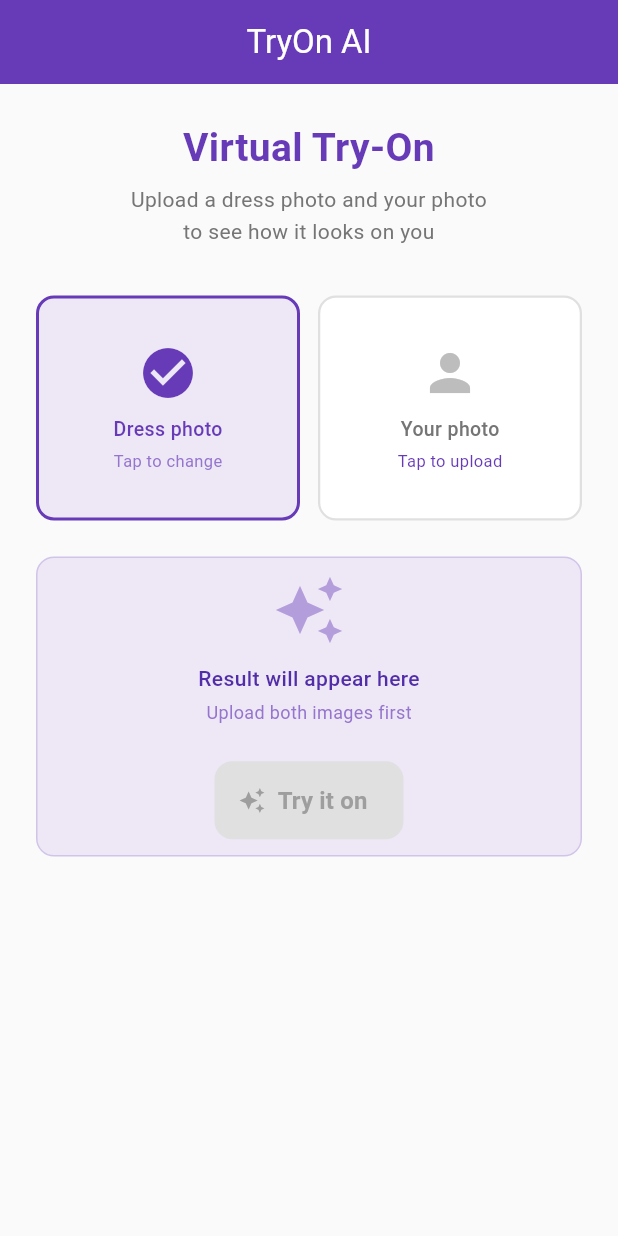
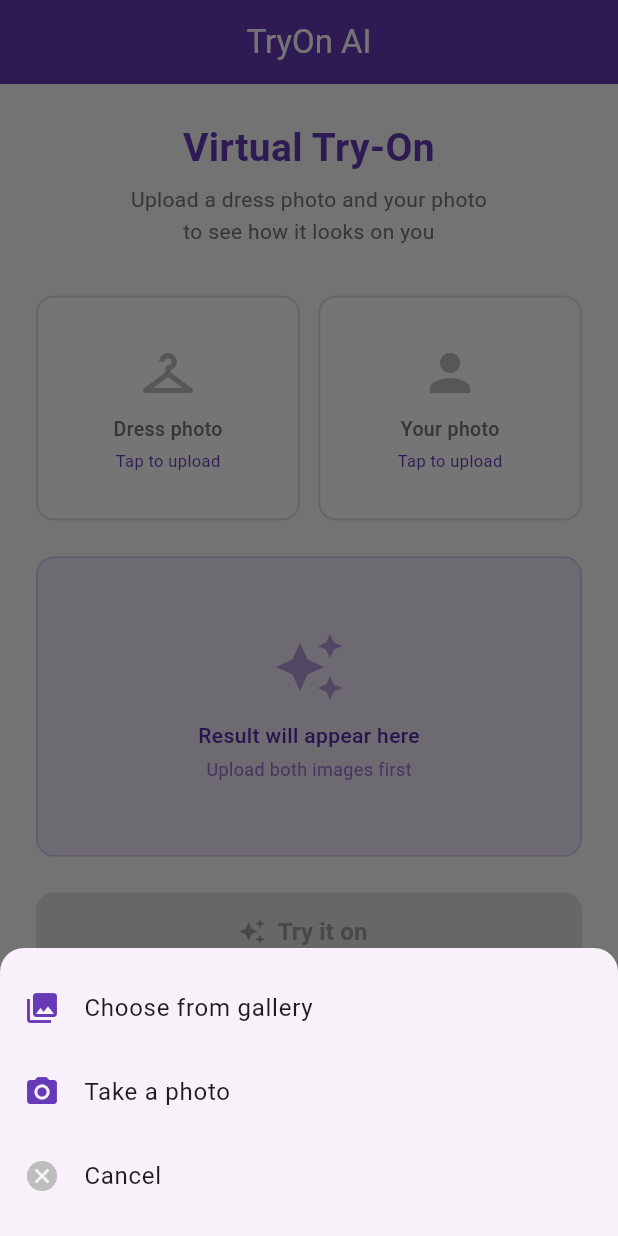
Before and after one commit to daniyalnxb/tryon_ai, a Flutter app: the screen it shows after launch, after a tap on "Dress photo", on a phone screen of 412 x 824 dp. Run offline on Flutter 3.47's test engine with Material 3 defaults, Android fonts, the phone set to English and light mode, and no system bars; our stand-ins replace image_picker.

Commit message:
Phase 4: completed image picking and state

```diff
--- a/lib/screens/home_screen.dart
+++ b/lib/screens/home_screen.dart
@@ -1,4 +1,8 @@
+import 'dart:io';
 import 'package:flutter/material.dart';
+import 'dart:typed_data'; // web image bytes
+import 'package:flutter/foundation.dart'; // for kIsWeb
+import 'package:image_picker/image_picker.dart';
 
 import '../widgets/image_upload_panel.dart';
 
@@ -10,22 +14,109 @@ class HomeScreen extends StatefulWidget {
 }
 
 class _HomeScreenState extends State<HomeScreen> {
-  bool _hasDressImage = false;
-  bool _hasPersonImage = false;
+  File? _dressImage;
+  File? _personImage;
 
-  bool get _canSubmit => _hasDressImage && _hasPersonImage;
+  // Web/Chrome ke liye alag bytes store karni hongi.
+  Uint8List? _dressImageBytes;
+  Uint8List? _personImageBytes;
 
-  void _pickDressImage() {
-    setState(() => _hasDressImage = true);
+  bool get _canSubmit {
+    if (kIsWeb) {
+      return _dressImageBytes != null && _personImageBytes != null;
     }
 
-  void _pickPersonImage() {
-    setState(() => _hasPersonImage = true);
+    return _dressImage != null && _personImage != null;
+  }
+
+  // Single picker method — reused for both panels
+  Future<void> _pickImage({ required bool isDress }) async {
+    // Show bottom sheet to choose gallery or camera
+    final source = await _showSourcePicker();
+    if(source == null) return;
+
+    try {
+      final XFile? picked = await ImagePicker().pickImage(
+        source: source,
+        imageQuality: 85,
+        maxHeight: 1024,
+      );
+
+      if(picked == null) return; // user cancelled picker
+
+      if (kIsWeb) {
+        // ✅ await setState se bahar
+        final bytes = await picked.readAsBytes();
+
+        setState(() {
+          if (isDress) {
+            _dressImageBytes = bytes;
+            _dressImage = null;
+          } else {
+            _personImageBytes = bytes;
+            _personImage = null;
+          }
+        });
+      } else {
+        setState(() {
+          if (isDress) {
+            _dressImage = File(picked.path);
+            _dressImageBytes = null;
+          } else {
+            _personImage = File(picked.path);
+            _personImageBytes = null;
+          }
+        });
+      }
+    } catch (e) {
+      if(mounted) {
+        ScaffoldMessenger.of(context).showSnackBar(
+          SnackBar(content: Text('Could not pick image: $e')),
+        );
+      }
+    }
+  }
+
+    // Shows a bottom sheet — returns ImageSource or null
+  Future<ImageSource?> _showSourcePicker() {
+    return showModalBottomSheet<ImageSource>(
+      context: context,
+      shape: const RoundedRectangleBorder(
+        borderRadius: BorderRadius.vertical(top: Radius.circular(16)),
+      ),
+      builder: (context) => SafeArea(
+        child: Padding(
+          padding: const EdgeInsets.symmetric(vertical: 12),
+          child: Column(
+            mainAxisSize: MainAxisSize.min,   // sheet hugs its content
+            children: [
+              ListTile(
+                leading: const Icon(Icons.photo_library, color: Colors.deepPurple),
+                title: const Text('Choose from gallery'),
+                onTap: () => Navigator.pop(context, ImageSource.gallery),
+              ),
+              ListTile(
+                leading: const Icon(Icons.camera_alt, color: Colors.deepPurple),
+                title: const Text('Take a photo'),
+                onTap: () => Navigator.pop(context, ImageSource.camera),
+              ),
+              ListTile(
+                leading: Icon(Icons.cancel, color: Colors.grey.shade400),
+                title: const Text('Cancel'),
+                onTap: () => Navigator.pop(context, null),
+              ),
+            ],
+          ),
+        ),
+      ),
+    );
   }
 
   void _submit() {
     ScaffoldMessenger.of(context).showSnackBar(
-      const SnackBar(content: Text('Submitting to AI... (coming in Phase 5!)'))
+      const SnackBar(
+        content: Text('Images ready! AI call coming in Phase 5 🚀'),
+      ),
     );
   }
 
@@ -61,19 +152,22 @@ class _HomeScreenState extends State<HomeScreen> {
                 style: TextStyle(
                   fontSize: 14,
                   color: Colors.grey.shade600,
-                  height: 1.5,      // line height
+                  height: 1.5,
                 ),
               ),
+
               const SizedBox(height: 32),
-               // ── Two upload panels side by side ────────────────────
+
+              // ── Upload panels ─────────────────────────────────────
               Row(
                 children: [
-                  Expanded(             // Expanded fills available width
+                  Expanded(
                     child: ImageUploadPanel(
                       label: 'Dress photo',
                       icon: Icons.checkroom,
-                      hasImage: _hasDressImage,
-                      onTap: _pickDressImage,
+                      imageFile: _dressImage,         // pass real File
+                      imageBytes: _dressImageBytes,   // for web image bytes
+                      onTap: () => _pickImage(isDress: true),
                     ),
                   ),
                   const SizedBox(width: 12),
@@ -81,8 +175,9 @@ class _HomeScreenState extends State<HomeScreen> {
                     child: ImageUploadPanel(
                       label: 'Your photo',
                       icon: Icons.person,
-                      hasImage: _hasPersonImage,
-                      onTap: _pickPersonImage,
+                      imageFile: _personImage,
+                      imageBytes: _personImageBytes,
+                      onTap: () => _pickImage(isDress: false),
                     ),
                   ),
                 ],
@@ -126,6 +221,9 @@ class _HomeScreenState extends State<HomeScreen> {
                         color: Colors.deepPurple.shade300,
                       ),
                     ),
+                  ],
+                ),
+              ),
 
               const SizedBox(height: 24),
 
@@ -133,11 +231,14 @@ class _HomeScreenState extends State<HomeScreen> {
               SizedBox(
                 height: 52,
                 child: ElevatedButton.icon(
-                        onPressed: _canSubmit ? _submit : null,  // null = disabled
+                  onPressed: _canSubmit ? _submit : null,
                   icon: const Icon(Icons.auto_awesome),
                   label: const Text(
                     'Try it on',
-                          style: TextStyle(fontSize: 16, fontWeight: FontWeight.w600),
+                    style: TextStyle(
+                      fontSize: 16,
+                      fontWeight: FontWeight.w600,
+                    ),
                   ),
                   style: ElevatedButton.styleFrom(
                     backgroundColor: Colors.deepPurple,
@@ -153,9 +254,6 @@ class _HomeScreenState extends State<HomeScreen> {
             ],
           ),
         ),
-            ],
-          ),
-        ),
       ),
     );
   }
--- a/lib/widgets/image_upload_panel.dart
+++ b/lib/widgets/image_upload_panel.dart
@@ -1,21 +1,27 @@
+import 'dart:io';
 import 'package:flutter/material.dart';
+import 'package:flutter/foundation.dart';
 
 class ImageUploadPanel extends StatelessWidget {
   final String label;
   final IconData icon;
   final VoidCallback onTap;
-  final bool hasImage;
+  final File? imageFile;      // ← changed: real File instead of bool
+  final Uint8List? imageBytes;  // Web
 
   const ImageUploadPanel({
     super.key,
     required this.label,
     required this.icon,
     required this.onTap,
-    this.hasImage = false,
+    this.imageFile,           // null = no image picked yet
+    this.imageBytes,
   });
 
   @override
   Widget build(BuildContext context) {
+    final bool hasImage = kIsWeb ? imageBytes != null : imageFile != null;  // derive from File
+
     return GestureDetector(
       onTap: onTap,
       child: Container(
@@ -32,39 +38,64 @@ class ImageUploadPanel extends StatelessWidget {
           ),
           borderRadius: BorderRadius.circular(12),
         ),
-        child: Column(
+        // ── Show image if picked, otherwise show placeholder ──
+        child: hasImage
+            ? ClipRRect(                          // clips image to rounded corners
+                borderRadius: BorderRadius.circular(11),
+                child: Stack(
+                  fit: StackFit.expand,           // stack fills the container
+                  children: [
+                    kIsWeb
+                    ? Image.memory(
+                        imageBytes!,
+                        fit: BoxFit.cover,
+                      )
+                    : Image.file(
+                        imageFile!,                 // ! safe — we checked hasImage
+                        fit: BoxFit.cover,          // like CSS object-fit: cover
+                      ),
+                    // Dark overlay at bottom for the label
+                    Positioned(
+                      bottom: 0, left: 0, right: 0,
+                      child: Container(
+                        color: Colors.black54,
+                        padding: const EdgeInsets.symmetric(vertical: 6),
+                        child: Text(
+                          'Tap to change',
+                          textAlign: TextAlign.center,
+                          style: const TextStyle(
+                            color: Colors.white,
+                            fontSize: 11,
+                          ),
+                        ),
+                      ),
+                    ),
+                  ],
+                ),
+              )
+            : Column(                             // placeholder state
                 mainAxisAlignment: MainAxisAlignment.center,
                 children: [
-            Icon(
-              hasImage ? Icons.check_circle : icon,
-              size: 40,
-              color: hasImage
-                ? Colors.deepPurple
-                : Colors.grey.shade400,
-            ),
+                  Icon(icon, size: 40, color: Colors.grey.shade400),
                   const SizedBox(height: 8),
                   Text(
                     label,
                     style: TextStyle(
                       fontSize: 13,
                       fontWeight: FontWeight.w500,
-                color: hasImage
-                  ? Colors.deepPurple
-                  : Colors.grey.shade600,
-              )
+                      color: Colors.grey.shade600,
+                    ),
                   ),
                   const SizedBox(height: 4),
-            Text(
-              hasImage ? 'Tap to change' : 'Tap to upload',
+                  const Text(
+                    'Tap to upload',
                     style: TextStyle(
                       fontSize: 11,
-                color: hasImage
-                    ? Colors.deepPurple.shade300
-                    : Colors.deepPurple,
+                      color: Colors.deepPurple,
                     ),
                   ),
                 ],
-        )
+              ),
       ),
     );
   }
--- a/pubspec.yaml
+++ b/pubspec.yaml
@@ -30,7 +30,7 @@ environment:
 dependencies:
   flutter:
     sdk: flutter
-
+  image_picker: ^1.2.2
   # The following adds the Cupertino Icons font to your application.
   # Use with the CupertinoIcons class for iOS style icons.
   cupertino_icons: ^1.0.8
```
Also changed, not shown: pubspec.lock, 6 other files. Lines whose indentation alone changed are shown as unchanged.
